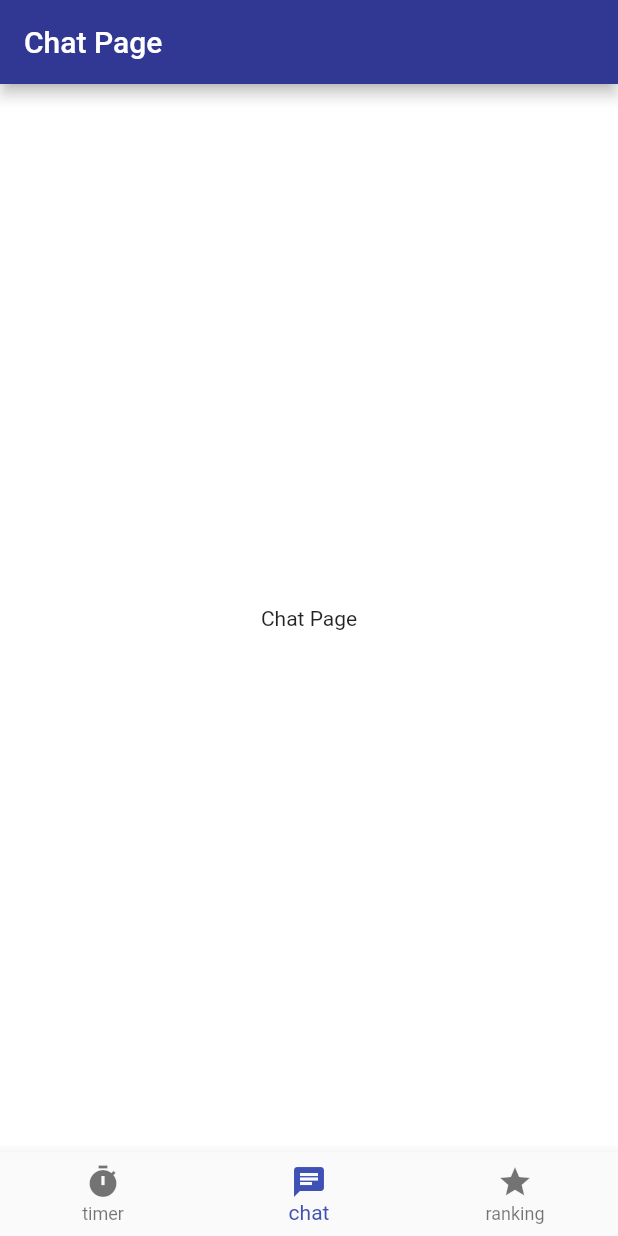
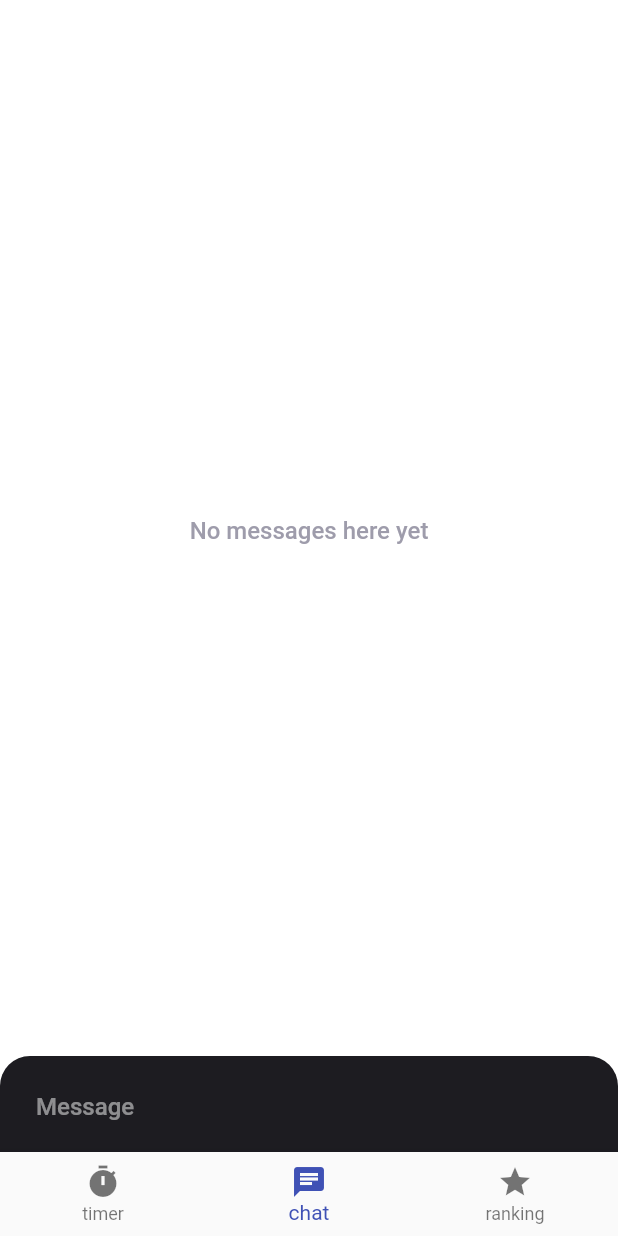
Before and after one commit to benes5/flutter_ben, a Flutter app: the screen it shows after launch, item 2 of the bottom bar chosen, on a phone screen of 412 x 824 dp. Run offline on Flutter 3.47's test engine with Material 2 defaults, Android fonts, the phone set to English and light mode, and no system bars; our stand-ins replace flutter_chat_types, flutter_chat_ui, flutter_hooks, url_launcher_web; Roboto replaces fonts that are missing (NotoSans).

Commit message:
チャット機能の追加

```diff
--- a/lib/chat.dart
+++ b/lib/chat.dart
@@ -1,20 +1,49 @@
+import 'dart:convert';
+import 'dart:math';
 import 'package:flutter/material.dart';
+import 'package:flutter_chat_types/flutter_chat_types.dart' as types;
+import 'package:flutter_chat_ui/flutter_chat_ui.dart';
 
-class ChatPage extends StatelessWidget {
-  const ChatPage( {Key? key}) : super(key: key);
+String randomString() {
+  final random = Random.secure();
+  final values = List<int>.generate(16, (i) => random.nextInt(255));
+  return base64UrlEncode(values);
+}
+
+class ChatRoom extends StatefulWidget {
+  const ChatRoom({Key? key}) : super(key: key);
 
   @override
-  Widget build(BuildContext context) {
-    return Scaffold(
-      appBar: AppBar(
-      title: const Text('Chat Page'),
-      ),
-      backgroundColor: Colors.white,
-      body: const Center(
-        child: Text(
-          'Chat Page',
+  ChatRoomState createState() => ChatRoomState();
+}
+
+class ChatRoomState extends State<ChatRoom> {
+  final List<types.Message> _messages = [];
+  final _user = const types.User(id: '82091008-a484-4a89-ae75-a22bf8d6f3ac');
+
+  @override
+  Widget build(BuildContext context) => Scaffold(
+        body: Chat(
+          user: _user,
+          messages: _messages,
+          onSendPressed: _handleSendPressed,
         ),
-      ),
+      );
+
+  void _addMessage(types.Message message) {
+    setState(() {
+      _messages.insert(0, message);
+    });
+  }
+
+  void _handleSendPressed(types.PartialText message) {
+    final textMessage = types.TextMessage(
+      author: _user,
+      createdAt: DateTime.now().millisecondsSinceEpoch,
+      id: randomString(),
+      text: message.text,
     );
+
+    _addMessage(textMessage);
   }
 }
--- a/lib/tabitem.dart
+++ b/lib/tabitem.dart
@@ -13,7 +13,7 @@ enum TabItem {
   chat(
     title: 'chat',
     icon: Icons.chat,
-    page: ChatPage(),
+    page: ChatRoom(),
   ),
 
   ranking(
--- a/pubspec.yaml
+++ b/pubspec.yaml
@@ -37,6 +37,7 @@ dependencies:
   # Use with the CupertinoIcons class for iOS style icons.
   cupertino_icons: ^1.0.2
   flutter_hooks: ^0.18.5+1
+  flutter_chat_ui: ^1.6.4
 
 dev_dependencies:
   flutter_test:
```
Also changed, not shown: lib/generated_plugin_registrant.dart (added, +17 -0 lines), pubspec.lock, 5 other files.
